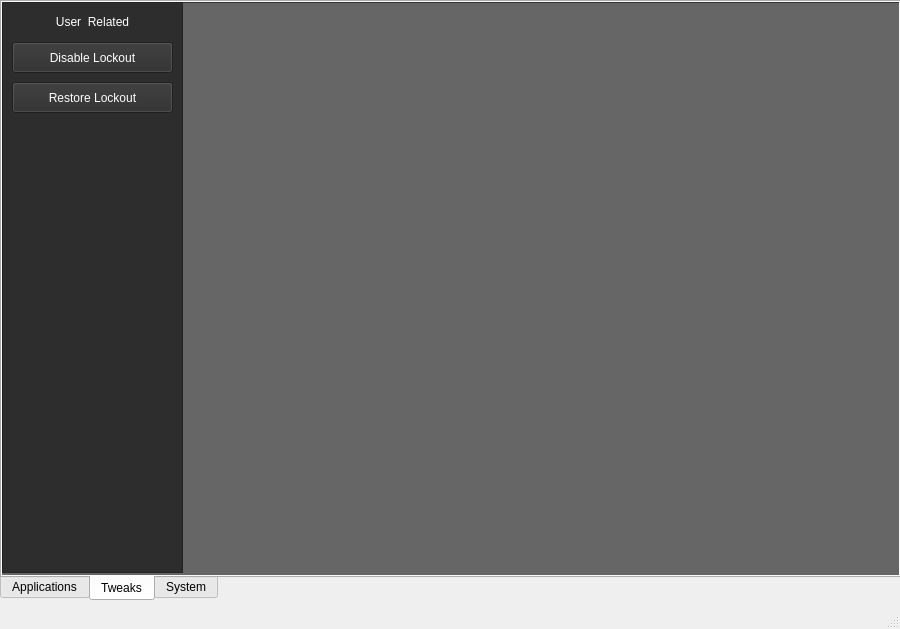
This is mainwindow.ui in nocapscripts/linux-utility as Qt 5 draws it before an edit. The edited form follows.
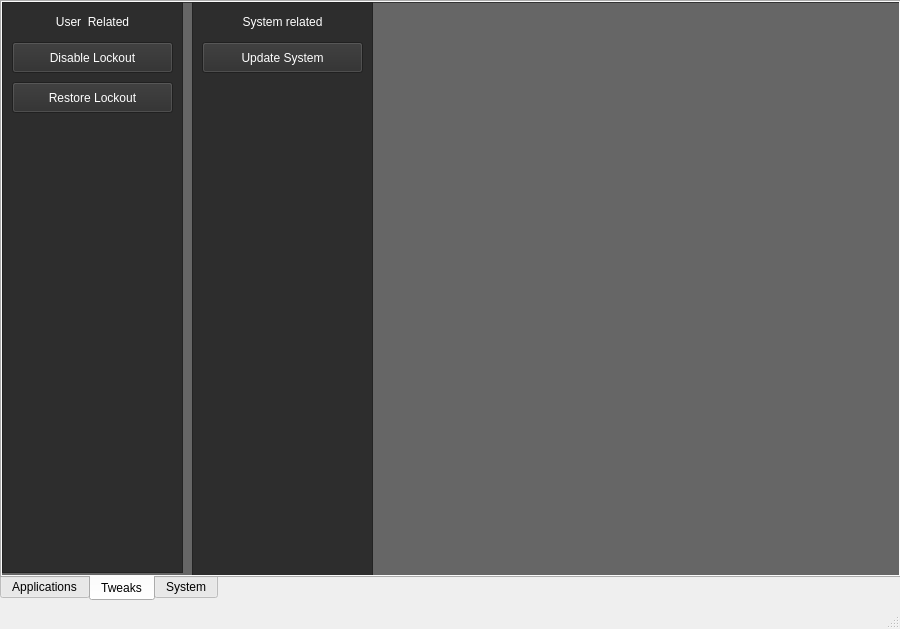
This is the edited form. The open tabs and pages were chosen to show the change.

Diff of the .ui file:
```diff
--- a/mainwindow.ui
+++ b/mainwindow.ui
@@ -3920,6 +3920,523 @@
         </property>
        </widget>
       </widget>
+      <widget class="QFrame" name="frame_10">
+       <property name="geometry">
+        <rect>
+         <x>200</x>
+         <y>0</y>
+         <width>181</width>
+         <height>581</height>
+        </rect>
+       </property>
+       <property name="palette">
+        <palette>
+         <active>
+          <colorrole role="WindowText">
+           <brush brushstyle="SolidPattern">
+            <color alpha="255">
+             <red>255</red>
+             <green>255</green>
+             <blue>255</blue>
+            </color>
+           </brush>
+          </colorrole>
+          <colorrole role="Button">
+           <brush brushstyle="SolidPattern">
+            <color alpha="255">
+             <red>45</red>
+             <green>45</green>
+             <blue>45</blue>
+            </color>
+           </brush>
+          </colorrole>
+          <colorrole role="Light">
+           <brush brushstyle="SolidPattern">
+            <color alpha="255">
+             <red>67</red>
+             <green>67</green>
+             <blue>67</blue>
+            </color>
+           </brush>
+          </colorrole>
+          <colorrole role="Midlight">
+           <brush brushstyle="SolidPattern">
+            <color alpha="255">
+             <red>56</red>
+             <green>56</green>
+             <blue>56</blue>
+            </color>
+           </brush>
+          </colorrole>
+          <colorrole role="Dark">
+           <brush brushstyle="SolidPattern">
+            <color alpha="255">
+             <red>22</red>
+             <green>22</green>
+             <blue>22</blue>
+            </color>
+           </brush>
+          </colorrole>
+          <colorrole role="Mid">
+           <brush brushstyle="SolidPattern">
+            <color alpha="255">
+             <red>30</red>
+             <green>30</green>
+             <blue>30</blue>
+            </color>
+           </brush>
+          </colorrole>
+          <colorrole role="Text">
+           <brush brushstyle="SolidPattern">
+            <color alpha="255">
+             <red>255</red>
+             <green>255</green>
+             <blue>255</blue>
+            </color>
+           </brush>
+          </colorrole>
+          <colorrole role="BrightText">
+           <brush brushstyle="SolidPattern">
+            <color alpha="255">
+             <red>255</red>
+             <green>255</green>
+             <blue>255</blue>
+            </color>
+           </brush>
+          </colorrole>
+          <colorrole role="ButtonText">
+           <brush brushstyle="SolidPattern">
+            <color alpha="255">
+             <red>255</red>
+             <green>255</green>
+             <blue>255</blue>
+            </color>
+           </brush>
+          </colorrole>
+          <colorrole role="Base">
+           <brush brushstyle="SolidPattern">
+            <color alpha="255">
+             <red>0</red>
+             <green>0</green>
+             <blue>0</blue>
+            </color>
+           </brush>
+          </colorrole>
+          <colorrole role="Window">
+           <brush brushstyle="SolidPattern">
+            <color alpha="255">
+             <red>45</red>
+             <green>45</green>
+             <blue>45</blue>
+            </color>
+           </brush>
+          </colorrole>
+          <colorrole role="Shadow">
+           <brush brushstyle="SolidPattern">
+            <color alpha="255">
+             <red>0</red>
+             <green>0</green>
+             <blue>0</blue>
+            </color>
+           </brush>
+          </colorrole>
+          <colorrole role="AlternateBase">
+           <brush brushstyle="SolidPattern">
+            <color alpha="255">
+             <red>22</red>
+             <green>22</green>
+             <blue>22</blue>
+            </color>
+           </brush>
+          </colorrole>
+          <colorrole role="ToolTipBase">
+           <brush brushstyle="SolidPattern">
+            <color alpha="255">
+             <red>255</red>
+             <green>255</green>
+             <blue>220</blue>
+            </color>
+           </brush>
+          </colorrole>
+          <colorrole role="ToolTipText">
+           <brush brushstyle="SolidPattern">
+            <color alpha="255">
+             <red>0</red>
+             <green>0</green>
+             <blue>0</blue>
+            </color>
+           </brush>
+          </colorrole>
+          <colorrole role="PlaceholderText">
+           <brush brushstyle="SolidPattern">
+            <color alpha="127">
+             <red>255</red>
+             <green>255</green>
+             <blue>255</blue>
+            </color>
+           </brush>
+          </colorrole>
+          <colorrole role="Accent">
+           <brush brushstyle="SolidPattern">
+            <color alpha="255">
+             <red>0</red>
+             <green>0</green>
+             <blue>0</blue>
+            </color>
+           </brush>
+          </colorrole>
+         </active>
+         <inactive>
+          <colorrole role="WindowText">
+           <brush brushstyle="SolidPattern">
+            <color alpha="255">
+             <red>255</red>
+             <green>255</green>
+             <blue>255</blue>
+            </color>
+           </brush>
+          </colorrole>
+          <colorrole role="Button">
+           <brush brushstyle="SolidPattern">
+            <color alpha="255">
+             <red>45</red>
+             <green>45</green>
+             <blue>45</blue>
+            </color>
+           </brush>
+          </colorrole>
+          <colorrole role="Light">
+           <brush brushstyle="SolidPattern">
+            <color alpha="255">
+             <red>67</red>
+             <green>67</green>
+             <blue>67</blue>
+            </color>
+           </brush>
+          </colorrole>
+          <colorrole role="Midlight">
+           <brush brushstyle="SolidPattern">
+            <color alpha="255">
+             <red>56</red>
+             <green>56</green>
+             <blue>56</blue>
+            </color>
+           </brush>
+          </colorrole>
+          <colorrole role="Dark">
+           <brush brushstyle="SolidPattern">
+            <color alpha="255">
+             <red>22</red>
+             <green>22</green>
+             <blue>22</blue>
+            </color>
+           </brush>
+          </colorrole>
+          <colorrole role="Mid">
+           <brush brushstyle="SolidPattern">
+            <color alpha="255">
+             <red>30</red>
+             <green>30</green>
+             <blue>30</blue>
+            </color>
+           </brush>
+          </colorrole>
+          <colorrole role="Text">
+           <brush brushstyle="SolidPattern">
+            <color alpha="255">
+             <red>255</red>
+             <green>255</green>
+             <blue>255</blue>
+            </color>
+           </brush>
+          </colorrole>
+          <colorrole role="BrightText">
+           <brush brushstyle="SolidPattern">
+            <color alpha="255">
+             <red>255</red>
+             <green>255</green>
+             <blue>255</blue>
+            </color>
+           </brush>
+          </colorrole>
+          <colorrole role="ButtonText">
+           <brush brushstyle="SolidPattern">
+            <color alpha="255">
+             <red>255</red>
+             <green>255</green>
+             <blue>255</blue>
+            </color>
+           </brush>
+          </colorrole>
+          <colorrole role="Base">
+           <brush brushstyle="SolidPattern">
+            <color alpha="255">
+             <red>0</red>
+             <green>0</green>
+             <blue>0</blue>
+            </color>
+           </brush>
+          </colorrole>
+          <colorrole role="Window">
+           <brush brushstyle="SolidPattern">
+            <color alpha="255">
+             <red>45</red>
+             <green>45</green>
+             <blue>45</blue>
+            </color>
+           </brush>
+          </colorrole>
+          <colorrole role="Shadow">
+           <brush brushstyle="SolidPattern">
+            <color alpha="255">
+             <red>0</red>
+             <green>0</green>
+             <blue>0</blue>
+            </color>
+           </brush>
+          </colorrole>
+          <colorrole role="AlternateBase">
+           <brush brushstyle="SolidPattern">
+            <color alpha="255">
+             <red>22</red>
+             <green>22</green>
+             <blue>22</blue>
+            </color>
+           </brush>
+          </colorrole>
+          <colorrole role="ToolTipBase">
+           <brush brushstyle="SolidPattern">
+            <color alpha="255">
+             <red>255</red>
+             <green>255</green>
+             <blue>220</blue>
+            </color>
+           </brush>
+          </colorrole>
+          <colorrole role="ToolTipText">
+           <brush brushstyle="SolidPattern">
+            <color alpha="255">
+             <red>0</red>
+             <green>0</green>
+             <blue>0</blue>
+            </color>
+           </brush>
+          </colorrole>
+          <colorrole role="PlaceholderText">
+           <brush brushstyle="SolidPattern">
+            <color alpha="127">
+             <red>255</red>
+             <green>255</green>
+             <blue>255</blue>
+            </color>
+           </brush>
+          </colorrole>
+          <colorrole role="Accent">
+           <brush brushstyle="SolidPattern">
+            <color alpha="255">
+             <red>0</red>
+             <green>0</green>
+             <blue>0</blue>
+            </color>
+           </brush>
+          </colorrole>
+         </inactive>
+         <disabled>
+          <colorrole role="WindowText">
+           <brush brushstyle="SolidPattern">
+            <color alpha="255">
+             <red>22</red>
+             <green>22</green>
+             <blue>22</blue>
+            </color>
+           </brush>
+          </colorrole>
+          <colorrole role="Button">
+           <brush brushstyle="SolidPattern">
+            <color alpha="255">
+             <red>45</red>
+             <green>45</green>
+             <blue>45</blue>
+            </color>
+           </brush>
+          </colorrole>
+          <colorrole role="Light">
+           <brush brushstyle="SolidPattern">
+            <color alpha="255">
+             <red>67</red>
+             <green>67</green>
+             <blue>67</blue>
+            </color>
+           </brush>
+          </colorrole>
+          <colorrole role="Midlight">
+           <brush brushstyle="SolidPattern">
+            <color alpha="255">
+             <red>56</red>
+             <green>56</green>
+             <blue>56</blue>
+            </color>
+           </brush>
+          </colorrole>
+          <colorrole role="Dark">
+           <brush brushstyle="SolidPattern">
+            <color alpha="255">
+             <red>22</red>
+             <green>22</green>
+             <blue>22</blue>
+            </color>
+           </brush>
+          </colorrole>
+          <colorrole role="Mid">
+           <brush brushstyle="SolidPattern">
+            <color alpha="255">
+             <red>30</red>
+             <green>30</green>
+             <blue>30</blue>
+            </color>
+           </brush>
+          </colorrole>
+          <colorrole role="Text">
+           <brush brushstyle="SolidPattern">
+            <color alpha="255">
+             <red>22</red>
+             <green>22</green>
+             <blue>22</blue>
+            </color>
+           </brush>
+          </colorrole>
+          <colorrole role="BrightText">
+           <brush brushstyle="SolidPattern">
+            <color alpha="255">
+             <red>255</red>
+             <green>255</green>
+             <blue>255</blue>
+            </color>
+           </brush>
+          </colorrole>
+          <colorrole role="ButtonText">
+           <brush brushstyle="SolidPattern">
+            <color alpha="255">
+             <red>22</red>
+             <green>22</green>
+             <blue>22</blue>
+            </color>
+           </brush>
+          </colorrole>
+          <colorrole role="Base">
+           <brush brushstyle="SolidPattern">
+            <color alpha="255">
+             <red>45</red>
+             <green>45</green>
+             <blue>45</blue>
+            </color>
+           </brush>
+          </colorrole>
+          <colorrole role="Window">
+           <brush brushstyle="SolidPattern">
+            <color alpha="255">
+             <red>45</red>
+             <green>45</green>
+             <blue>45</blue>
+            </color>
+           </brush>
+          </colorrole>
+          <colorrole role="Shadow">
+           <brush brushstyle="SolidPattern">
+            <color alpha="255">
+             <red>0</red>
+             <green>0</green>
+             <blue>0</blue>
+            </color>
+           </brush>
+          </colorrole>
+          <colorrole role="AlternateBase">
+           <brush brushstyle="SolidPattern">
+            <color alpha="255">
+             <red>45</red>
+             <green>45</green>
+             <blue>45</blue>
+            </color>
+           </brush>
+          </colorrole>
+          <colorrole role="ToolTipBase">
+           <brush brushstyle="SolidPattern">
+            <color alpha="255">
+             <red>255</red>
+             <green>255</green>
+             <blue>220</blue>
+            </color>
+           </brush>
+          </colorrole>
+          <colorrole role="ToolTipText">
+           <brush brushstyle="SolidPattern">
+            <color alpha="255">
+             <red>0</red>
+             <green>0</green>
+             <blue>0</blue>
+            </color>
+           </brush>
+          </colorrole>
+          <colorrole role="PlaceholderText">
+           <brush brushstyle="SolidPattern">
+            <color alpha="127">
+             <red>22</red>
+             <green>22</green>
+             <blue>22</blue>
+            </color>
+           </brush>
+          </colorrole>
+          <colorrole role="Accent">
+           <brush brushstyle="SolidPattern">
+            <color alpha="255">
+             <red>32</red>
+             <green>32</green>
+             <blue>32</blue>
+            </color>
+           </brush>
+          </colorrole>
+         </disabled>
+        </palette>
+       </property>
+       <property name="autoFillBackground">
+        <bool>true</bool>
+       </property>
+       <property name="frameShape">
+        <enum>QFrame::Shape::StyledPanel</enum>
+       </property>
+       <property name="frameShadow">
+        <enum>QFrame::Shadow::Raised</enum>
+       </property>
+       <widget class="QPushButton" name="btnUpdateSystem">
+        <property name="geometry">
+         <rect>
+          <x>10</x>
+          <y>40</y>
+          <width>161</width>
+          <height>31</height>
+         </rect>
+        </property>
+        <property name="text">
+         <string>Update System</string>
+        </property>
+       </widget>
+       <widget class="QLabel" name="label_2">
+        <property name="geometry">
+         <rect>
+          <x>10</x>
+          <y>10</y>
+          <width>161</width>
+          <height>20</height>
+         </rect>
+        </property>
+        <property name="text">
+         <string>System related</string>
+        </property>
+        <property name="alignment">
+         <set>Qt::AlignmentFlag::AlignCenter</set>
+        </property>
+       </widget>
+      </widget>
      </widget>
     </widget>
     <widget class="QWidget" name="tab_3">
```
Left out of the diff: 523 changed lines with no effect on the pictures.
